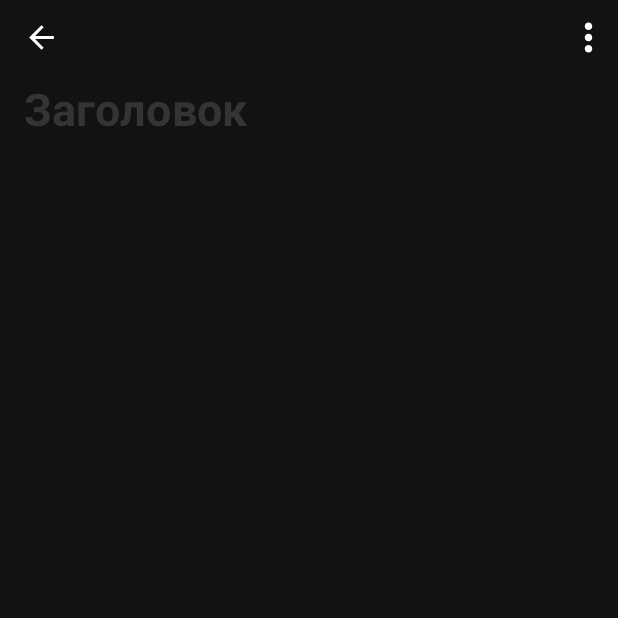
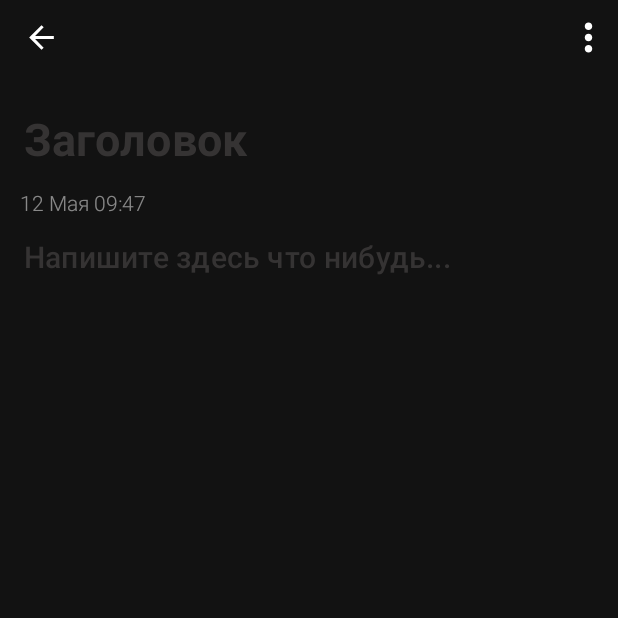
Before and after one commit to xXMRK888YTXx/PrivateNote, an Android app built with Jetpack Compose: the screen it shows after launch (MainActivity), after a tap on "Любители инстосамки", on a phone screen of 412 x 824 dp, the top half of it. Run offline under Robolectric (Android 15) with nearby library versions, the phone set to English and light mode, and no system bars; our stand-ins replace Dagger/Hilt's generated code, Firebase (no records; nobody signed in at launch, a user with empty details on screens opened directly).

Commit message:
Завершение работы над окном для редактирования заметок и добавление плавающей кнобки

```diff
--- a/app/src/main/AndroidManifest.xml
+++ b/app/src/main/AndroidManifest.xml
@@ -13,7 +13,7 @@
         android:supportsRtl="true"
         android:name=".App"
         android:theme="@style/Theme.PrivateNote"
-        tools:targetApi="31">
+        tools:targetApi="32">
         <activity
             android:name=".MainActivity"
             android:exported="true"
--- a/app/src/main/java/com/xxmrk888ytxx/privatenote/DB/Entity/Note.kt
+++ b/app/src/main/java/com/xxmrk888ytxx/privatenote/DB/Entity/Note.kt
@@ -3,5 +3,5 @@ package com.xxmrk888ytxx.privatenote.DB.Entity
 data class Note(
     val title:String,
     val text:String,
-    val data:String
+    val created_at:String
 )
--- a/app/src/main/java/com/xxmrk888ytxx/privatenote/Screen/EditNoteScreen/EditNoteScreen.kt
+++ b/app/src/main/java/com/xxmrk888ytxx/privatenote/Screen/EditNoteScreen/EditNoteScreen.kt
@@ -43,8 +43,51 @@ fun EditNoteScreen(editNoteViewModel: editNoteViewModel = hiltViewModel(), navCo
         ) {
             Toolbar(editNoteViewModel,navController)
             TitleEditField()
+            TimeCreated()
+            NoteTextEdit()
         }
 
+}
+
+@Composable
+fun TimeCreated() {
+    Text(text = "12 Мая 09:47",
+        color = Color.White.copy(0.5f),
+        fontSize = 14.sp,
+        fontWeight = FontWeight.Light,
+        modifier = Modifier.fillMaxWidth().padding(start = 13.dp)
+    )
+}
+
+@Composable
+fun NoteTextEdit() {
+    val text = remember {
+        mutableStateOf("")
+    }
+    TextField(value = text.value,
+        onValueChange = {text.value = it},
+        modifier = Modifier
+            .fillMaxSize()
+            .padding(top = 0.dp),
+        placeholder = {Text(text = stringResource(R.string.Write_something_here),
+            fontSize = 20.sp,
+            fontWeight = FontWeight.Medium,
+        )},
+        shape = RoundedCornerShape(80),
+        colors = TextFieldDefaults.textFieldColors(
+            backgroundColor = Color.White.copy(0f),
+            focusedIndicatorColor = Color.White.copy(0f),
+            unfocusedIndicatorColor = Color.White.copy(0f),
+            cursorColor = CursorColor,
+            placeholderColor = TitleHintColor.copy(0.6f)
+        ),
+        textStyle = TextStyle(
+            color = Color.White.copy(0.9f),
+            fontSize = 20.sp,
+            fontWeight = FontWeight.Medium,
+            )
+
+    )
 }
 
 @Composable
@@ -113,13 +156,13 @@ fun TitleEditField() {
     TextField(value = text.value,
         onValueChange = {text.value = it},
         modifier = Modifier
-            .fillMaxWidth(),
+            .fillMaxWidth()
+            .padding(top = 20.dp),
         singleLine = true,
-        placeholder = {Text("Заголовок",
+        placeholder = {Text(stringResource(R.string.Title),
             fontSize = 30.sp,
             fontWeight = FontWeight.Bold,
             )},
-        shape = RoundedCornerShape(80),
         colors = TextFieldDefaults.textFieldColors(
             backgroundColor = Color.White.copy(0f),
             focusedIndicatorColor = Color.White.copy(0f),
--- a/app/src/main/java/com/xxmrk888ytxx/privatenote/Screen/MainScreen/MainScreen.kt
+++ b/app/src/main/java/com/xxmrk888ytxx/privatenote/Screen/MainScreen/MainScreen.kt
@@ -1,133 +1,21 @@
 package com.xxmrk888ytxx.privatenote.Screen.MainScreen
 
-import androidx.compose.foundation.background
-import androidx.compose.foundation.clickable
-import androidx.compose.foundation.layout.*
-import androidx.compose.foundation.lazy.LazyColumn
-import androidx.compose.foundation.lazy.items
-import androidx.compose.foundation.shape.AbsoluteCutCornerShape
-import androidx.compose.foundation.shape.RoundedCornerShape
-import androidx.compose.material.*
+import android.annotation.SuppressLint
 import androidx.compose.runtime.Composable
-import androidx.compose.runtime.mutableStateOf
+import androidx.compose.runtime.DisposableEffect
 import androidx.compose.runtime.remember
-import androidx.compose.ui.Alignment
-import androidx.compose.ui.Modifier
-import androidx.compose.ui.draw.alpha
-import androidx.compose.ui.draw.clip
-import androidx.compose.ui.graphics.Color
-import androidx.compose.ui.res.painterResource
-import androidx.compose.ui.res.stringResource
-import androidx.compose.ui.text.TextStyle
-import androidx.compose.ui.text.font.FontStyle
-import androidx.compose.ui.text.font.FontWeight
-import androidx.compose.ui.text.style.TextAlign
-import androidx.compose.ui.unit.dp
-import androidx.compose.ui.unit.sp
 import androidx.hilt.navigation.compose.hiltViewModel
 import androidx.navigation.NavController
-import com.xxmrk888ytxx.privatenote.DB.Entity.Note
-import com.xxmrk888ytxx.privatenote.R
-import com.xxmrk888ytxx.privatenote.Screen.Screen
-import com.xxmrk888ytxx.privatenote.Utils.getFirstLine
-import com.xxmrk888ytxx.privatenote.ui.theme.CardNoteColor
-import com.xxmrk888ytxx.privatenote.ui.theme.CursorColor
-import com.xxmrk888ytxx.privatenote.ui.theme.MainBackGroundColor
-import com.xxmrk888ytxx.privatenote.ui.theme.SearchColor
+import com.xxmrk888ytxx.privatenote.Screen.MainScreen.ScreenState.NoteScreenState
 
+@SuppressLint("UnusedMaterialScaffoldPaddingParameter")
 @Composable
 fun MainScreen(mainViewModel: MainViewModel = hiltViewModel(),navController: NavController) {
-    Column(
-        Modifier
-            .background(MainBackGroundColor)
-            .fillMaxSize(),
-    ) {
-        SearchLine()
-        NoteList(mainViewModel,navController)
+   val state = remember {
+       mainViewModel.screenState
+   }
+    when(state.value) {
+      is MainScreenState.NoteScreen -> {
+          NoteScreenState(mainViewModel, navController)}
     }
 }
-
-@Composable
-fun SearchLine() {
-    val searchText = remember {
-        mutableStateOf("")
-    }
-    OutlinedTextField(value = searchText.value,
-        onValueChange = {searchText.value = it},
-        singleLine = true,
-        modifier = Modifier
-            .fillMaxWidth()
-            .clip(RoundedCornerShape(100))
-            .padding(15.dp),
-        label = { Text(text = stringResource(R.string.Search),
-            fontSize = 16.sp,
-            fontWeight = FontWeight.Bold
-        )},
-        colors = TextFieldDefaults.outlinedTextFieldColors(
-            textColor = Color.White,
-            backgroundColor = SearchColor,
-            placeholderColor = Color.White.copy(0.7f),
-            focusedBorderColor = SearchColor,
-            focusedLabelColor = Color.White.copy(alpha = 0.85f),
-            cursorColor = CursorColor,
-            unfocusedLabelColor = Color.White.copy(0.6f)
-        ),
-        textStyle = TextStyle(fontSize = 16.sp),
-        leadingIcon = {Icon(painter = painterResource(id = R.drawable.ic_baseline_search_24),
-            contentDescription = "Search",
-            tint = Color.White.copy(0.7f)
-        )},
-        trailingIcon = {
-            if(!searchText.value.isEmpty()) {
-                Icon(painter = painterResource(id = R.drawable.ic_cancel),
-                    contentDescription = "Cancel",
-                    modifier = Modifier.clickable {
-                        searchText.value = ""
-                    },
-                    tint = Color.White.copy(0.7f)
-                )
-            }
-        }
-    )
-}
-@Composable
-fun NoteList(mainViewModel: MainViewModel,navController: NavController) {
-    LazyColumn(
-        Modifier.fillMaxSize()
-    ) {
-        items(mainViewModel.getNoteList()) {
-            Card(
-                Modifier
-                    .fillMaxWidth()
-                    .padding(10.dp).clickable { mainViewModel.toEditNoteScreen(navController) },
-                    shape = RoundedCornerShape(15)
-            ) {
-               Column(Modifier.fillMaxSize()
-                   .background(CardNoteColor)
-                   .padding(10.dp),
-                    verticalArrangement = Arrangement.Top
-                   ) {
-                   Text(text = it.title,
-                       modifier = Modifier.fillMaxWidth(),
-                       fontSize = 20.sp,
-                       fontWeight = FontWeight.Black,
-                       color = Color.White.copy(0.9f),
-                   )
-                   if(it.text.getFirstLine() != "") {
-                       Text(text = it.text.getFirstLine(),
-                           modifier = Modifier.fillMaxWidth(),
-                           fontSize = 16.sp,
-                           color = Color.Gray
-                       )
-                   }
-                   Text(text = it.data,
-                       modifier = Modifier.fillMaxWidth(),
-                       fontSize = 12.sp,
-                       color = Color.Gray
-                   )
-
-               }
-            }
-        }
-    }
-}
--- /dev/null
+++ b/app/src/main/java/com/xxmrk888ytxx/privatenote/Screen/MainScreen/MainScreenState.kt
@@ -0,0 +1,5 @@
+package com.xxmrk888ytxx.privatenote.Screen.MainScreen
+
+sealed class MainScreenState {
+    object NoteScreen : MainScreenState()
+}
--- a/app/src/main/java/com/xxmrk888ytxx/privatenote/Screen/MainScreen/MainViewModel.kt
+++ b/app/src/main/java/com/xxmrk888ytxx/privatenote/Screen/MainScreen/MainViewModel.kt
@@ -1,5 +1,7 @@
 package com.xxmrk888ytxx.privatenote.Screen.MainScreen
 
+import androidx.compose.runtime.MutableState
+import androidx.compose.runtime.mutableStateOf
 import androidx.lifecycle.ViewModel
 import androidx.navigation.NavController
 import com.xxmrk888ytxx.privatenote.DB.Entity.Note
@@ -10,8 +12,19 @@ import javax.inject.Inject
 @HiltViewModel
 class MainViewModel @Inject constructor() : ViewModel() {
 
+    val screenState:MutableState<MainScreenState> = mutableStateOf(MainScreenState.NoteScreen)
+    get() = field
+
+    val searchFieldText = mutableStateOf("")
+    get() = field
+
+    fun changeScreenState(state: MainScreenState) {
+        screenState.value = state
+    }
+
     fun getNoteList() : List<Note> {
-        return listOf(Note("Любители инстосамки","Тихонович Ярослав","12 Мая"),Note("Любители инстосамки","","12 Мая"))
+        return listOf(Note("Любители инстосамки","Тихонович Ярослав","12 Мая"),
+            Note("Любители инстосамки","","12 Мая"))
     }
 
     fun toEditNoteScreen(navController: NavController) {
--- /dev/null
+++ b/app/src/main/java/com/xxmrk888ytxx/privatenote/Screen/MainScreen/ScreenState/NoteScreenState.kt
@@ -0,0 +1,154 @@
+package com.xxmrk888ytxx.privatenote.Screen.MainScreen.ScreenState
+
+import android.annotation.SuppressLint
+import androidx.compose.foundation.background
+import androidx.compose.foundation.clickable
+import androidx.compose.foundation.layout.*
+import androidx.compose.foundation.lazy.LazyColumn
+import androidx.compose.foundation.lazy.items
+import androidx.compose.foundation.shape.RoundedCornerShape
+import androidx.compose.material.*
+import androidx.compose.runtime.Composable
+import androidx.compose.runtime.mutableStateOf
+import androidx.compose.runtime.remember
+import androidx.compose.ui.Modifier
+import androidx.compose.ui.draw.clip
+import androidx.compose.ui.draw.drawWithCache
+import androidx.compose.ui.draw.shadow
+import androidx.compose.ui.graphics.Color
+import androidx.compose.ui.graphics.DefaultShadowColor
+import androidx.compose.ui.res.painterResource
+import androidx.compose.ui.res.stringResource
+import androidx.compose.ui.text.TextStyle
+import androidx.compose.ui.text.font.FontWeight
+import androidx.compose.ui.unit.dp
+import androidx.compose.ui.unit.sp
+import androidx.navigation.NavController
+import com.xxmrk888ytxx.privatenote.R
+import com.xxmrk888ytxx.privatenote.Screen.MainScreen.MainViewModel
+import com.xxmrk888ytxx.privatenote.Utils.getFirstLine
+import com.xxmrk888ytxx.privatenote.ui.theme.*
+
+@SuppressLint("UnusedMaterialScaffoldPaddingParameter")
+@Composable
+fun NoteScreenState(mainViewModel: MainViewModel,navController: NavController) {
+    Scaffold(
+        modifier = Modifier.fillMaxSize(),
+        floatingActionButton = { FloatButton(mainViewModel,navController) },
+        floatingActionButtonPosition = FabPosition.End
+    ) {
+        Column(
+            Modifier
+                .background(MainBackGroundColor)
+                .fillMaxSize(),
+        ) {
+            SearchLine(mainViewModel)
+            NoteList(mainViewModel,navController)
+        }
+    }
+}
+
+@Composable
+fun SearchLine(mainViewModel: MainViewModel) {
+    val searchText = remember {
+        mainViewModel.searchFieldText
+    }
+    OutlinedTextField(value = searchText.value,
+        onValueChange = {searchText.value = it},
+        singleLine = true,
+        modifier = Modifier
+            .fillMaxWidth()
+            .clip(RoundedCornerShape(100))
+            .padding(15.dp),
+        label = { Text(text = stringResource(R.string.Search),
+            fontSize = 16.sp,
+            fontWeight = FontWeight.Bold
+        )
+        },
+        colors = TextFieldDefaults.outlinedTextFieldColors(
+            textColor = Color.White,
+            backgroundColor = SearchColor,
+            placeholderColor = Color.White.copy(0.7f),
+            focusedBorderColor = SearchColor,
+            focusedLabelColor = Color.White.copy(alpha = 0.85f),
+            cursorColor = CursorColor,
+            unfocusedLabelColor = Color.White.copy(0.6f)
+        ),
+        textStyle = TextStyle(fontSize = 16.sp),
+        leadingIcon = {
+            Icon(painter = painterResource(id = R.drawable.ic_baseline_search_24),
+            contentDescription = "Search",
+            tint = Color.White.copy(0.7f)
+        )
+        },
+        trailingIcon = {
+            if(!searchText.value.isEmpty()) {
+                Icon(painter = painterResource(id = R.drawable.ic_cancel),
+                    contentDescription = "Cancel",
+                    modifier = Modifier.clickable {
+                        searchText.value = ""
+                    },
+                    tint = Color.White.copy(0.7f)
+                )
+            }
+        }
+    )
+}
+@Composable
+fun NoteList(mainViewModel: MainViewModel,navController: NavController) {
+    LazyColumn(
+        Modifier.fillMaxSize()
+    ) {
+        items(mainViewModel.getNoteList()) {
+            Card(
+                Modifier
+                    .fillMaxWidth()
+                    .padding(10.dp)
+                    .clickable { mainViewModel.toEditNoteScreen(navController) },
+                shape = RoundedCornerShape(15)
+            ) {
+                Column(
+                    Modifier
+                        .fillMaxSize()
+                        .background(CardNoteColor)
+                        .padding(10.dp),
+                    verticalArrangement = Arrangement.Top
+                ) {
+                    Text(text = it.title,
+                        modifier = Modifier.fillMaxWidth(),
+                        fontSize = 20.sp,
+                        fontWeight = FontWeight.Black,
+                        color = Color.White.copy(0.9f),
+                    )
+                    if(it.text.getFirstLine() != "") {
+                        Text(text = it.text.getFirstLine(),
+                            modifier = Modifier.fillMaxWidth(),
+                            fontSize = 16.sp,
+                            color = Color.Gray
+                        )
+                    }
+                    Text(text = it.created_at,
+                        modifier = Modifier.fillMaxWidth(),
+                        fontSize = 12.sp,
+                        color = Color.Gray
+                    )
+
+                }
+            }
+        }
+    }
+}
+@Composable
+fun FloatButton(mainViewModel: MainViewModel,navController: NavController) {
+    FloatingActionButton(
+        onClick = {mainViewModel.toEditNoteScreen(navController) },
+        backgroundColor = FloatingButtonColor,
+        modifier = Modifier.size(65.dp)
+    ){
+        Icon(painter = painterResource(id = R.drawable.ic_plus),
+            contentDescription = "plus",
+            tint = Color.White.copy(0.9f),
+            modifier = Modifier.size(35.dp)
+        )
+    }
+}
--- a/app/src/main/java/com/xxmrk888ytxx/privatenote/ui/theme/Color.kt
+++ b/app/src/main/java/com/xxmrk888ytxx/privatenote/ui/theme/Color.kt
@@ -12,3 +12,4 @@ val CursorColor = Color(0xFF1D1DBB)
 val CardNoteColor = Color(0xFF242424)
 val DropDownMenuColor = Color(0xFF424141)
 val TitleHintColor = Color(0xFF4D4949)
+val FloatingButtonColor = Color(0xFF016CDE)
--- /dev/null
+++ b/app/src/main/res/drawable/ic_plus.xml
@@ -0,0 +1,5 @@
+<vector android:height="24dp" android:tint="#2A2A2A"
+    android:viewportHeight="24" android:viewportWidth="24"
+    android:width="24dp" xmlns:android="http://schemas.android.com/apk/res/android">
+    <path android:fillColor="@android:color/white" android:pathData="M19,13h-6v6h-2v-6H5v-2h6V5h2v6h6v2z"/>
+</vector>
--- a/app/src/main/res/values/strings.xml
+++ b/app/src/main/res/values/strings.xml
@@ -3,4 +3,6 @@
     <string name="Search">Поиск</string>
     <string name="Encrypt_note">Зашифровать заметку</string>
     <string name="Delete">Удалить</string>
+    <string name="Title">Заголовок</string>
+    <string name="Write_something_here">Напишите здесь что нибудь...</string>
 </resources>
```
